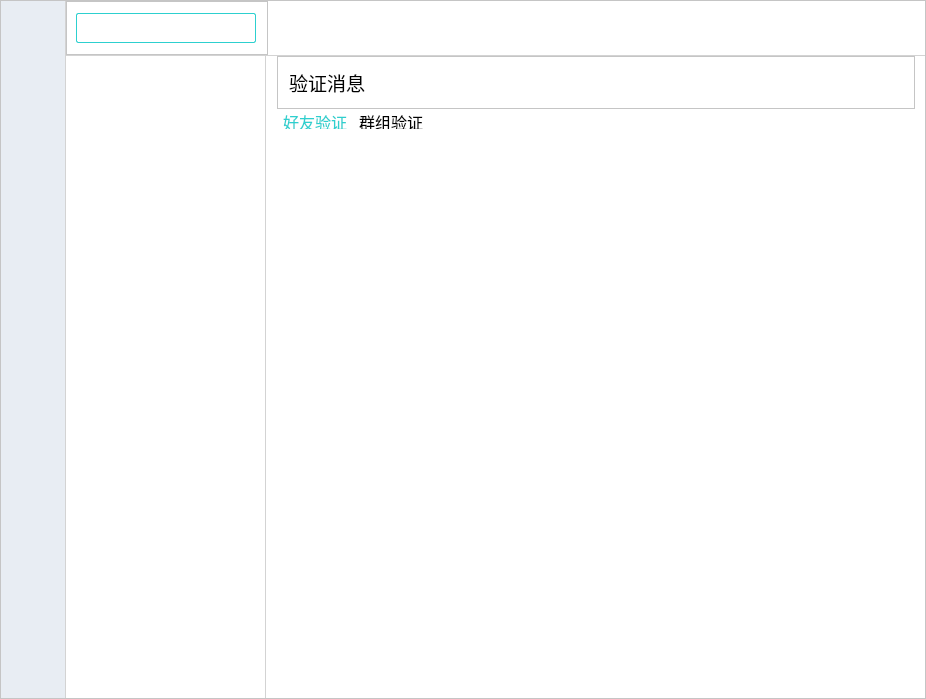
This is JChat/MainWidget.ui in jpush/jchat-windows as Qt 5 draws it before an edit. The edited form follows.
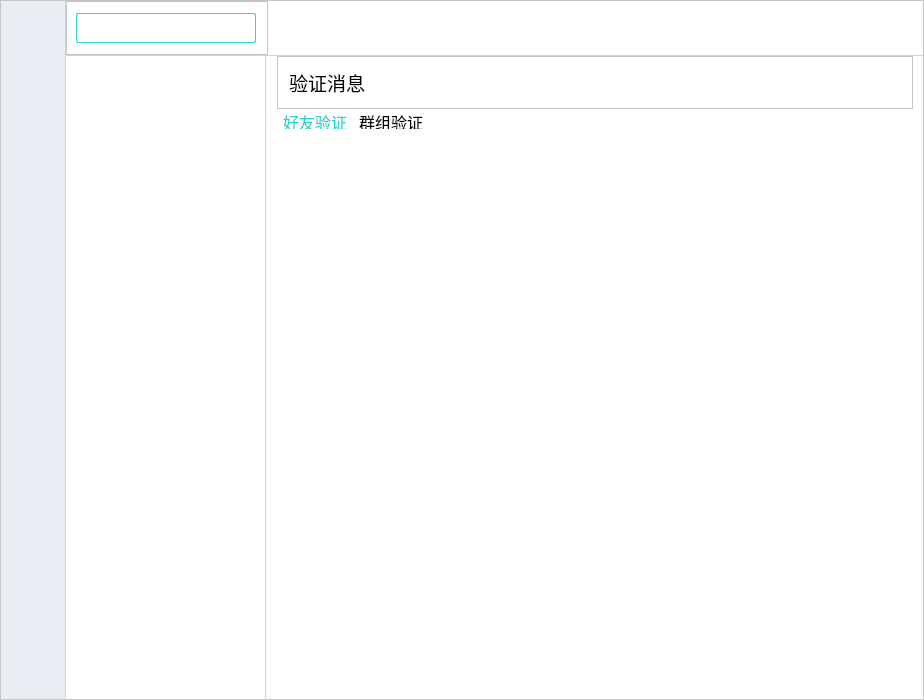
This is the edited form. The open tabs and pages were chosen to show the change. Icons and pictures are not drawn. Custom widgets are drawn as their Qt base class.

```diff
--- a/JChat/MainWidget.ui
+++ b/JChat/MainWidget.ui
@@ -6,8 +6,8 @@
    <rect>
     <x>0</x>
     <y>0</y>
-    <width>926</width>
-    <height>699</height>
+    <width>924</width>
+    <height>700</height>
    </rect>
   </property>
   <property name="focusPolicy">
@@ -25,7 +25,7 @@
 QPushButton
 {
 	color: rgb(0, 0, 0);
-	border:1px solid gray;
+	border:1px solid rgb(200, 200, 200);
 	border-radius:3px;
 	min-height:25px;
 	min-width:65px;
@@ -37,6 +37,7 @@
 
 QPushButton:default
 {
+	border:none;
 	background-color: rgb(57, 209, 206);
 	color: rgb(255, 255, 255);
 }
@@ -266,6 +267,9 @@
          <property name="leftMargin">
           <number>5</number>
          </property>
+         <property name="topMargin">
+          <number>10</number>
+         </property>
          <property name="rightMargin">
           <number>5</number>
          </property>
@@ -960,6 +964,13 @@
                  <height>16777215</height>
                 </size>
                </property>
+               <property name="styleSheet">
+                <string notr="true">QListView::item
+{
+	min-height:35px;
+
+}</string>
+               </property>
                <property name="verticalScrollBarPolicy">
                 <enum>Qt::ScrollBarAlwaysOff</enum>
                </property>
```
Left out of the diff: 2 changed lines with no effect on the pictures.
